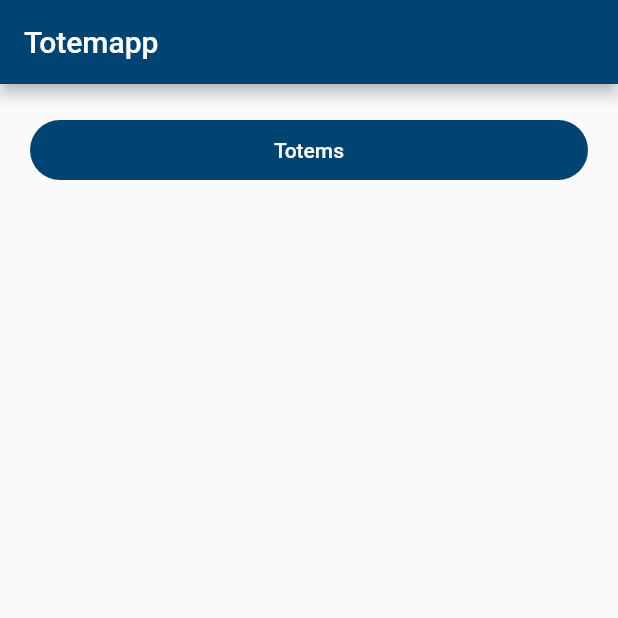
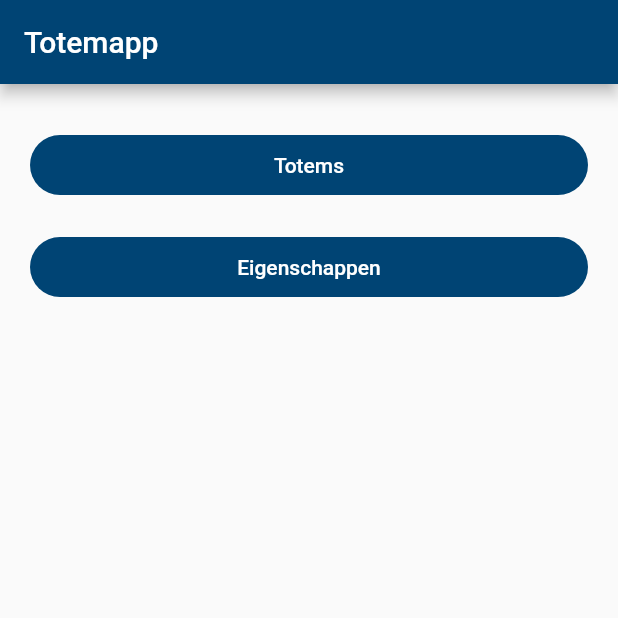
Before and after one commit to ScoutsGidsenVL/totem-app-2023, a Flutter app: the screen it shows after launch, on a phone screen of 412 x 824 dp, the top half of it. Run offline on Flutter 3.47's test engine with Material 2 defaults, Android fonts, the phone set to English and light mode, and no system bars; our stand-ins replace flutter_cache_manager.

Commit message:
Eigenschappen page

```diff
--- a/lib/main.dart
+++ b/lib/main.dart
@@ -1,5 +1,6 @@
 import 'package:flutter/material.dart';
 import 'package:totem_app/model/dynamic_data.dart';
+import 'package:totem_app/pages/eigenschappen.dart';
 import 'package:totem_app/pages/home.dart';
 import 'package:provider/provider.dart';
 import 'package:totem_app/pages/totems.dart';
@@ -27,6 +28,7 @@ class MyApp extends StatelessWidget {
             routes: <String, WidgetBuilder>{
               '/': (context) => const Home(),
               '/totems': (context) => const Totems(),
+              '/eigenschappen': (context) => const Eigenschappen(),
             }));
   }
 }
--- a/lib/model/dynamic_data.dart
+++ b/lib/model/dynamic_data.dart
@@ -10,6 +10,7 @@ const dataRepo =
 
 class DynamicData extends ChangeNotifier {
   List<AnimalData>? animals;
+  List<String>? traits;
   Map<String, String> text = {};
 
   DynamicData() {
@@ -27,6 +28,10 @@ class DynamicData extends ChangeNotifier {
     var source = await fetchAsset('content/totems.json');
     var data = await json.decode(source);
     animals = TotemData.fromJson(data).animals;
+
+    var allTraits = animals!.expand((a) => a.traits).toList();
+    traits = allTraits.toSet().toList();
+    traits!.sort();
   }
 
   Future refreshText(String key) async {
--- a/lib/pages/home.dart
+++ b/lib/pages/home.dart
@@ -12,11 +12,20 @@ class Home extends StatelessWidget {
         body: ListView(
           padding: const EdgeInsets.all(20),
           children: [
-            FilledButton(
-                onPressed: () {
-                  Navigator.pushNamed(context, '/totems');
-                },
-                child: const Text('Totems'))
+            Padding(
+                padding: const EdgeInsets.symmetric(vertical: 10),
+                child: FilledButton(
+                    onPressed: () {
+                      Navigator.pushNamed(context, '/totems');
+                    },
+                    child: const Text('Totems'))),
+            Padding(
+                padding: const EdgeInsets.symmetric(vertical: 10),
+                child: FilledButton(
+                    onPressed: () {
+                      Navigator.pushNamed(context, '/eigenschappen');
+                    },
+                    child: const Text('Eigenschappen')))
           ],
         ));
   }
```
Also changed, not shown: lib/pages/eigenschappen.dart (added, +44 -0 lines), lib/pages/totems.dart (+4 -5 lines).
